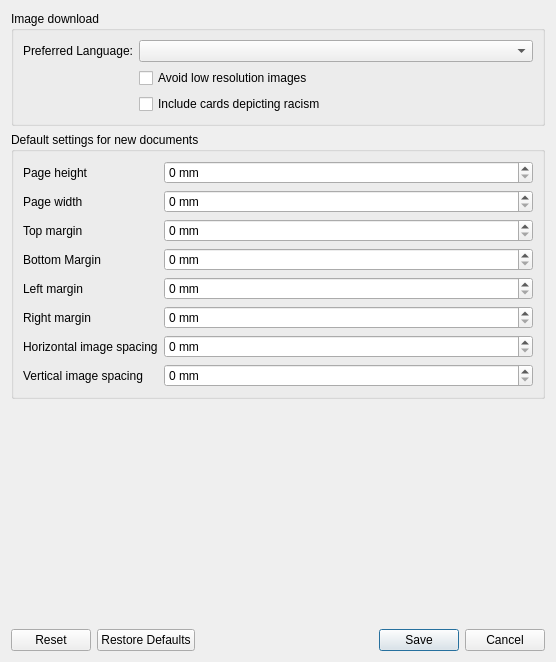
The window that mtg_proxy_printer/resources/ui/settings_window.ui (luziferius/MTGProxyPrinter) describes before a commit, drawn with Qt 5.
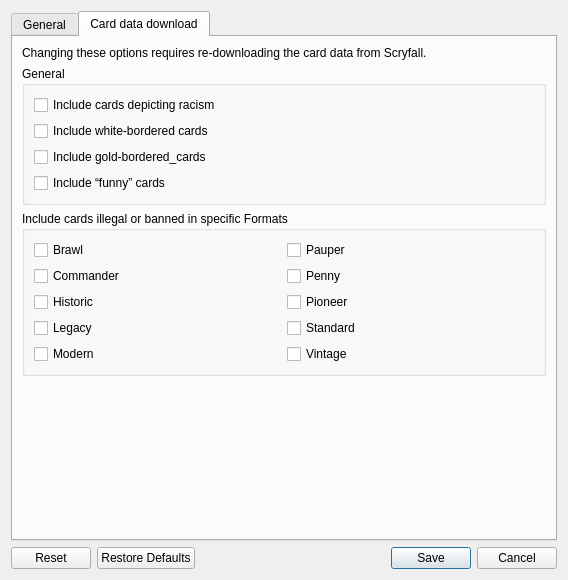
The same window after the commit. The open tabs and pages were chosen to show the change.

Commit message:
Refactored and extended the application settings window. The code uses a clean, declarative way to load and store settings. Extended the settings window to also cover the new settings to skip card download of unwanted cards.
FossilOrigin-Name: d14edd8edd83f062e34b34079b86cd0cf83eae258b27a969126ac6cf9f3d6a56

```diff
--- a/mtg_proxy_printer/resources/ui/settings_window.ui
+++ b/mtg_proxy_printer/resources/ui/settings_window.ui
@@ -6,14 +6,24 @@
    <rect>
     <x>0</x>
     <y>0</y>
-    <width>556</width>
-    <height>662</height>
+    <width>568</width>
+    <height>580</height>
    </rect>
   </property>
   <property name="windowTitle">
    <string>Settings</string>
   </property>
-  <layout class="QVBoxLayout" name="verticalLayout">
+  <layout class="QVBoxLayout" name="verticalLayout_3">
+   <item>
+    <widget class="QTabWidget" name="tab_widget">
+     <property name="currentIndex">
+      <number>0</number>
+     </property>
+     <widget class="QWidget" name="tab_general">
+      <attribute name="title">
+       <string>General</string>
+      </attribute>
+      <layout class="QVBoxLayout" name="verticalLayout_2">
    <item>
     <widget class="QGroupBox" name="image_download_group_box">
      <property name="title">
@@ -29,6 +39,9 @@
       </item>
       <item row="1" column="1">
        <widget class="QCheckBox" name="avoid_low_res_images_check_box">
+            <property name="enabled">
+             <bool>false</bool>
+            </property>
         <property name="toolTip">
          <string>&lt;html&gt;&lt;head/&gt;&lt;body&gt;&lt;p&gt;If no high-resolution scan of a card is available in your preferred language, use high-resolution English cards instead.&lt;/p&gt;&lt;p&gt;This only has an effect, if the preferred language is not English.&lt;/p&gt;&lt;/body&gt;&lt;/html&gt;</string>
         </property>
@@ -53,16 +66,6 @@
         </property>
        </widget>
       </item>
-      <item row="2" column="1">
-       <widget class="QCheckBox" name="include_cards_depicting_racism_check_box">
-        <property name="toolTip">
-         <string>&lt;html&gt;&lt;head/&gt;&lt;body&gt;&lt;p&gt;Enable downloading cards banned for depicting racism.&lt;/p&gt;&lt;p&gt;Changing this option only takes effect when re-building the program’s card database by completely omitting the cards or including them during the download process.&lt;/p&gt;&lt;p&gt;Background:&lt;/p&gt;&lt;p&gt;Some cards were banned by Wizards of the Coast, because they depict references to controversial real-world events, religion or contain combinations of card effect, name and artwork that, when viewed together, depict racism. These cards are banned in all sanctioned tournament formats and several community formats like Commander, Oathbreaker and others.&lt;/p&gt;&lt;/body&gt;&lt;/html&gt;</string>
-        </property>
-        <property name="text">
-         <string>Include cards depicting racism</string>
-        </property>
-       </widget>
-      </item>
      </layout>
     </widget>
    </item>
@@ -284,7 +287,7 @@
     </widget>
    </item>
    <item>
-    <spacer name="vertical_spacer">
+        <spacer name="verticalSpacer">
      <property name="orientation">
       <enum>Qt::Vertical</enum>
      </property>
@@ -295,6 +298,156 @@
       </size>
      </property>
     </spacer>
+       </item>
+      </layout>
+     </widget>
+     <widget class="QWidget" name="tab_card_data_download">
+      <attribute name="title">
+       <string>Card data download</string>
+      </attribute>
+      <layout class="QVBoxLayout" name="verticalLayout">
+       <item>
+        <widget class="QLabel" name="card_download_settings_header_label">
+         <property name="text">
+          <string>Changing these options requires re-downloading the card data from Scryfall.</string>
+         </property>
+        </widget>
+       </item>
+       <item>
+        <widget class="QGroupBox" name="card_download_general_settings">
+         <property name="title">
+          <string>General</string>
+         </property>
+         <layout class="QVBoxLayout" name="verticalLayout_4">
+          <item>
+           <widget class="QCheckBox" name="include_cards_depicting_racism">
+            <property name="toolTip">
+             <string>&lt;html&gt;&lt;head/&gt;&lt;body&gt;&lt;p&gt;Enable downloading cards banned for depicting racism.&lt;/p&gt;&lt;p&gt;Changing this option only takes effect when re-building the program’s card database by completely omitting the cards or including them during the download process.&lt;/p&gt;&lt;p&gt;Background:&lt;/p&gt;&lt;p&gt;Some cards were banned by Wizards of the Coast, because they depict references to controversial real-world events, religion or contain combinations of card effect, name and artwork that, when viewed together, depict racism. These cards are banned in all sanctioned tournament formats and several community formats like Commander, Oathbreaker and others.&lt;/p&gt;&lt;/body&gt;&lt;/html&gt;</string>
+            </property>
+            <property name="text">
+             <string>Include cards depicting racism</string>
+            </property>
+           </widget>
+          </item>
+          <item>
+           <widget class="QCheckBox" name="include_white_bordered_cards">
+            <property name="text">
+             <string>Include white-bordered cards</string>
+            </property>
+           </widget>
+          </item>
+          <item>
+           <widget class="QCheckBox" name="include_gold_bordered_cards">
+            <property name="text">
+             <string>Include gold-bordered_cards</string>
+            </property>
+           </widget>
+          </item>
+          <item>
+           <widget class="QCheckBox" name="include_funny_cards">
+            <property name="text">
+             <string>Include “funny” cards</string>
+            </property>
+           </widget>
+          </item>
+         </layout>
+        </widget>
+       </item>
+       <item>
+        <widget class="QGroupBox" name="card_download_format_settings">
+         <property name="title">
+          <string>Include cards illegal or banned in specific Formats</string>
+         </property>
+         <layout class="QGridLayout" name="gridLayout_3">
+          <item row="0" column="0">
+           <widget class="QCheckBox" name="include_illegal_in_brawl">
+            <property name="text">
+             <string>Brawl</string>
+            </property>
+           </widget>
+          </item>
+          <item row="0" column="1">
+           <widget class="QCheckBox" name="include_illegal_in_pauper">
+            <property name="text">
+             <string>Pauper</string>
+            </property>
+           </widget>
+          </item>
+          <item row="1" column="0">
+           <widget class="QCheckBox" name="include_illegal_in_commander">
+            <property name="text">
+             <string>Commander</string>
+            </property>
+           </widget>
+          </item>
+          <item row="1" column="1">
+           <widget class="QCheckBox" name="include_illegal_in_penny">
+            <property name="text">
+             <string>Penny</string>
+            </property>
+           </widget>
+          </item>
+          <item row="2" column="0">
+           <widget class="QCheckBox" name="include_illegal_in_historic">
+            <property name="text">
+             <string>Historic</string>
+            </property>
+           </widget>
+          </item>
+          <item row="2" column="1">
+           <widget class="QCheckBox" name="include_illegal_in_pioneer">
+            <property name="text">
+             <string>Pioneer</string>
+            </property>
+           </widget>
+          </item>
+          <item row="3" column="0">
+           <widget class="QCheckBox" name="include_illegal_in_legacy">
+            <property name="text">
+             <string>Legacy</string>
+            </property>
+           </widget>
+          </item>
+          <item row="3" column="1">
+           <widget class="QCheckBox" name="include_illegal_in_standard">
+            <property name="text">
+             <string>Standard</string>
+            </property>
+           </widget>
+          </item>
+          <item row="4" column="0">
+           <widget class="QCheckBox" name="include_illegal_in_modern">
+            <property name="text">
+             <string>Modern</string>
+            </property>
+           </widget>
+          </item>
+          <item row="4" column="1">
+           <widget class="QCheckBox" name="include_illegal_in_vintage">
+            <property name="text">
+             <string>Vintage</string>
+            </property>
+           </widget>
+          </item>
+         </layout>
+        </widget>
+       </item>
+       <item>
+        <spacer name="verticalSpacer_2">
+         <property name="orientation">
+          <enum>Qt::Vertical</enum>
+         </property>
+         <property name="sizeHint" stdset="0">
+          <size>
+           <width>20</width>
+           <height>40</height>
+          </size>
+         </property>
+        </spacer>
+       </item>
+      </layout>
+     </widget>
+    </widget>
    </item>
    <item>
     <widget class="QDialogButtonBox" name="button_box">
```
Left out of the diff: 15 changed lines with no effect on the pictures. Lines whose indentation alone changed are shown as unchanged. The commit also changes 1 other file.
